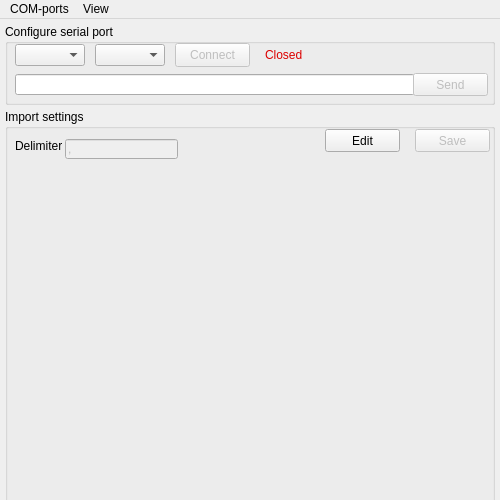
The window that gui.ui (gug2/COM-parser) describes before a commit, drawn with Qt 5.
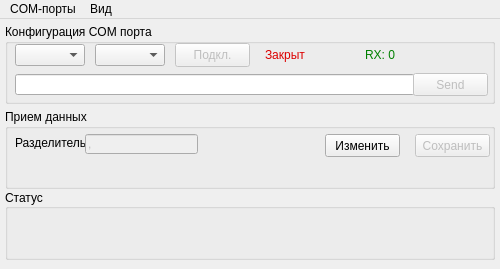
The same window after the commit.

```diff
--- a/gui.ui
+++ b/gui.ui
@@ -7,7 +7,7 @@
     <x>0</x>
     <y>0</y>
     <width>500</width>
-    <height>500</height>
+    <height>269</height>
    </rect>
   </property>
   <property name="mouseTracking">
@@ -29,11 +29,11 @@
       <x>5</x>
       <y>5</y>
       <width>490</width>
-      <height>81</height>
+      <height>80</height>
      </rect>
     </property>
     <property name="title">
-     <string>Configure serial port</string>
+     <string>Конфигурация COM порта</string>
     </property>
     <property name="flat">
      <bool>false</bool>
@@ -54,7 +54,7 @@
       </rect>
      </property>
      <property name="text">
-      <string>Connect</string>
+      <string>Подкл.</string>
      </property>
      <property name="checkable">
       <bool>false</bool>
@@ -126,7 +126,7 @@
       <rect>
        <x>260</x>
        <y>20</y>
-       <width>221</width>
+       <width>70</width>
        <height>22</height>
       </rect>
      </property>
@@ -137,7 +137,7 @@
       <string notr="true">color: rgb(220, 0, 0);</string>
      </property>
      <property name="text">
-      <string>Closed</string>
+      <string>Закрыт</string>
      </property>
      <property name="textFormat">
       <enum>Qt::PlainText</enum>
@@ -152,6 +152,22 @@
       <number>0</number>
      </property>
     </widget>
+    <widget class="QLabel" name="rxCounterValue">
+     <property name="geometry">
+      <rect>
+       <x>360</x>
+       <y>20</y>
+       <width>70</width>
+       <height>22</height>
+      </rect>
+     </property>
+     <property name="styleSheet">
+      <string notr="true">color: green;</string>
+     </property>
+     <property name="text">
+      <string>RX: 0</string>
+     </property>
+    </widget>
    </widget>
    <widget class="QGroupBox" name="importSettingsGroup">
     <property name="geometry">
@@ -159,11 +175,11 @@
       <x>5</x>
       <y>90</y>
       <width>490</width>
-      <height>405</height>
+      <height>80</height>
      </rect>
     </property>
     <property name="title">
-     <string>Import settings</string>
+     <string>Прием данных</string>
     </property>
     <property name="flat">
      <bool>true</bool>
@@ -174,8 +190,8 @@
      </property>
      <property name="geometry">
       <rect>
-       <x>60</x>
-       <y>30</y>
+       <x>80</x>
+       <y>25</y>
        <width>113</width>
        <height>20</height>
       </rect>
@@ -188,13 +204,13 @@
      <property name="geometry">
       <rect>
        <x>10</x>
-       <y>30</y>
-       <width>47</width>
+       <y>27</y>
+       <width>70</width>
        <height>13</height>
       </rect>
      </property>
      <property name="text">
-      <string>Delimiter</string>
+      <string>Разделитель</string>
      </property>
     </widget>
     <widget class="QPushButton" name="pushButton">
@@ -204,13 +220,13 @@
      <property name="geometry">
       <rect>
        <x>410</x>
-       <y>20</y>
+       <y>25</y>
        <width>75</width>
        <height>23</height>
       </rect>
      </property>
      <property name="text">
-      <string>Save</string>
+      <string>Сохранить</string>
      </property>
      <property name="autoDefault">
       <bool>false</bool>
@@ -223,13 +239,103 @@
      <property name="geometry">
       <rect>
        <x>320</x>
-       <y>20</y>
+       <y>25</y>
        <width>75</width>
        <height>23</height>
       </rect>
      </property>
      <property name="text">
-      <string>Edit</string>
+      <string>Изменить</string>
+     </property>
+    </widget>
+    <widget class="QLabel" name="delimiterWarningMsg">
+     <property name="geometry">
+      <rect>
+       <x>10</x>
+       <y>50</y>
+       <width>471</width>
+       <height>21</height>
+      </rect>
+     </property>
+     <property name="layoutDirection">
+      <enum>Qt::LeftToRight</enum>
+     </property>
+     <property name="autoFillBackground">
+      <bool>false</bool>
+     </property>
+     <property name="styleSheet">
+      <string notr="true">color: orange</string>
+     </property>
+     <property name="text">
+      <string/>
+     </property>
+     <property name="textFormat">
+      <enum>Qt::AutoText</enum>
+     </property>
+     <property name="alignment">
+      <set>Qt::AlignLeading|Qt::AlignLeft|Qt::AlignVCenter</set>
+     </property>
+     <property name="wordWrap">
+      <bool>false</bool>
+     </property>
+    </widget>
+   </widget>
+   <widget class="QGroupBox" name="errorsGroup">
+    <property name="geometry">
+     <rect>
+      <x>5</x>
+      <y>170</y>
+      <width>490</width>
+      <height>71</height>
+     </rect>
+    </property>
+    <property name="title">
+     <string>Статус</string>
+    </property>
+    <property name="alignment">
+     <set>Qt::AlignLeading|Qt::AlignLeft|Qt::AlignVCenter</set>
+    </property>
+    <property name="flat">
+     <bool>false</bool>
+    </property>
+    <property name="checkable">
+     <bool>false</bool>
+    </property>
+    <property name="checked">
+     <bool>false</bool>
+    </property>
+    <widget class="QLabel" name="errorMsg">
+     <property name="geometry">
+      <rect>
+       <x>10</x>
+       <y>15</y>
+       <width>470</width>
+       <height>50</height>
+      </rect>
+     </property>
+     <property name="toolTip">
+      <string/>
+     </property>
+     <property name="layoutDirection">
+      <enum>Qt::LeftToRight</enum>
+     </property>
+     <property name="autoFillBackground">
+      <bool>false</bool>
+     </property>
+     <property name="styleSheet">
+      <string notr="true">color: orange</string>
+     </property>
+     <property name="text">
+      <string/>
+     </property>
+     <property name="textFormat">
+      <enum>Qt::AutoText</enum>
+     </property>
+     <property name="alignment">
+      <set>Qt::AlignLeading|Qt::AlignLeft|Qt::AlignVCenter</set>
+     </property>
+     <property name="wordWrap">
+      <bool>false</bool>
      </property>
     </widget>
    </widget>
@@ -251,7 +357,7 @@
      <bool>false</bool>
     </property>
     <property name="title">
-     <string>COM-ports</string>
+     <string>COM-порты</string>
     </property>
     <property name="toolTipsVisible">
      <bool>false</bool>
@@ -260,7 +366,7 @@
    </widget>
    <widget class="QMenu" name="view">
     <property name="title">
-     <string>View</string>
+     <string>Вид</string>
     </property>
     <addaction name="graphAction"/>
    </widget>
```
Left out of the diff: 15 changed lines with no effect on the pictures.
